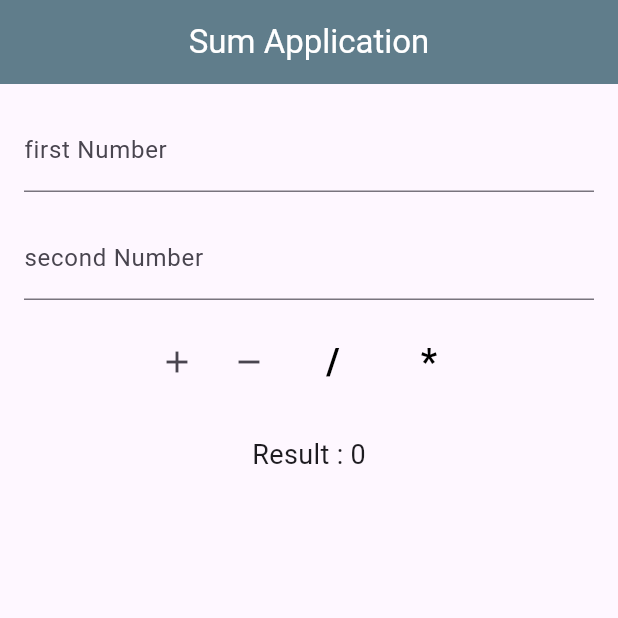
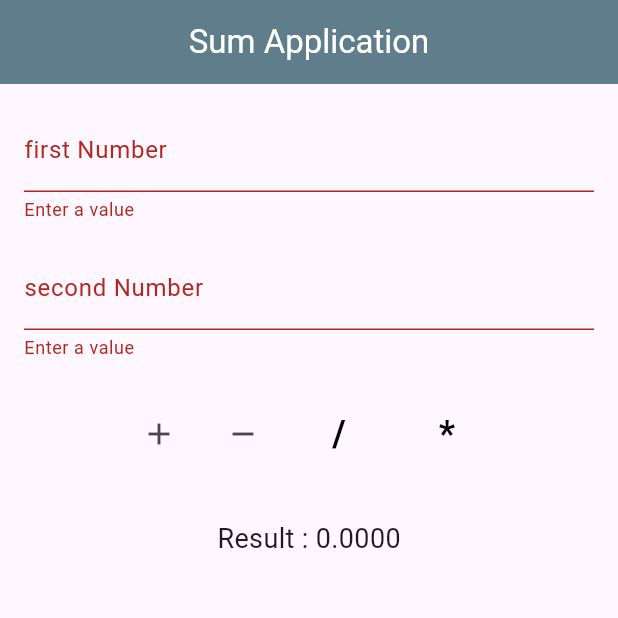
Before and after one commit to AlexMajumder/sum_app, a Flutter app: the screen it shows after launch, after a tap on the "add" icon, on a phone screen of 412 x 824 dp, the top half of it. Run offline on Flutter 3.47's test engine with Material 3 defaults, Android fonts, the phone set to English and light mode, and no system bars.

Commit message:
done ass class

```diff
--- a/lib/home_screen.dart
+++ b/lib/home_screen.dart
@@ -1,7 +1,5 @@
-
-import 'dart:ffi';
-import 'dart:nativewrappers/_internal/vm/lib/core_patch.dart';
 import 'package:flutter/material.dart';
+import 'dart:core';
 
 class HomeScreeen extends StatefulWidget {
   const HomeScreeen({super.key});
@@ -11,72 +9,164 @@ class HomeScreeen extends StatefulWidget {
 }
 
 class _HomeScreeenState extends State<HomeScreeen> {
+  final TextEditingController _firstNumberTEcontroller =
+      TextEditingController();
+  final TextEditingController _secondNumberTEcontroller =
+      TextEditingController();
 
-  final TextEditingController _firstNumberTEcontroller = TextEditingController();
-  final TextEditingController _secondNumberTEcontroller = TextEditingController();
+  final GlobalKey<FormState> _formKey = GlobalKey<FormState>();
 
-  var _result = 0 ;
-
+  double _result = 0;
 
   @override
   Widget build(BuildContext context) {
     return Scaffold(
       appBar: AppBar(
-        title: const Text('Sum Application',style: TextStyle(color: Colors.white)),
+        title: const Text('Sum Application',
+            style: TextStyle(color: Colors.white)),
         backgroundColor: Colors.blueGrey,
         centerTitle: true,
-      ),body: Padding(
+      ),
+      body: Padding(
         padding: const EdgeInsets.all(16),
+        child: Form(
+          key: _formKey,
           child: Column(
             children: [
-
-          TextField(
+              TextFormField(
                 controller: _firstNumberTEcontroller,
                 keyboardType: TextInputType.number,
                 decoration: const InputDecoration(
-              hintText: 'first Number',
-              labelText: 'first Number'
-            ),
+                    hintText: 'first Number', labelText: 'first Number'),
+                validator: (String? value){
+                  if(value== null || value.isEmpty){
+                    return 'Enter a value';
+                  }
+                  return null;
+                },
               ),
               const SizedBox(height: 16),
-          TextField(
+              TextFormField(
                 controller: _secondNumberTEcontroller,
                 keyboardType: TextInputType.number,
                 decoration: const InputDecoration(
-                hintText: 'second Number',
-                labelText: 'second Number'
-            ),
+                    hintText: 'second Number', labelText: 'second Number'),
+                validator: (String? value){
+
+                  if(value?.isEmpty ?? true){
+                    return 'Enter a value';
+                  }
+                  return null;
+                },
               ),
               const SizedBox(height: 16),
-          Row(
-              mainAxisAlignment: MainAxisAlignment.center,
-            children: [
-            IconButton(onPressed: () {}, icon: const Icon(Icons.add)),
-            IconButton(onPressed: () {}, icon: const Icon(Icons.remove)),
-            TextButton(onPressed: () {}, child: const Text('/',style: TextStyle(
-              color: Colors.black,
-              fontWeight: FontWeight.bold,
-              fontSize: 24
-            ),)),
-            TextButton(onPressed: () {}, child: const Text('*',style: TextStyle(
-                color: Colors.black,
-                fontWeight: FontWeight.bold,
-                fontSize: 24
-            ),)),
-          ],),
-
-          const SizedBox(height: 24,),
-
-          Text('Result : $_result',style: TextStyle(
+              _buildButtonBar(),
+              const SizedBox(
+                height: 24,
+              ),
+              Text(
+                'Result : ${_result.toStringAsFixed(4)}', // to define how many word limit... like 5.00 or 5.0000
+                style: TextStyle(
                   fontSize: 18,
-          ),)
-
-
-
-
+                ),
+              )
             ],
+          ),
         ),
       ),
     );
   }
+
+//Widget Method Extraction********
+  Widget _buildButtonBar() {
+    return ButtonBar(
+      alignment: MainAxisAlignment.center,
+      children: [
+        IconButton(onPressed: _onTapAddButton, icon: const Icon(Icons.add)),
+        IconButton(
+            onPressed: _onTapSubtractButton, icon: const Icon(Icons.remove)),
+        TextButton(
+            onPressed: _onTapDivideButton,
+            child: const Text(
+              '/',
+              style: TextStyle(
+                  color: Colors.black,
+                  fontWeight: FontWeight.bold,
+                  fontSize: 24),
+            )),
+        TextButton(
+            onPressed: _onTapMultiplyButton,
+            child: const Text(
+              '*',
+              style: TextStyle(
+                  color: Colors.black,
+                  fontWeight: FontWeight.bold,
+                  fontSize: 24),
+            )),
+      ],
+    );
   }
+
+  void _onTapAddButton() {
+
+    if (_formKey.currentState!.validate()) {// Get force to Enter value and give warning
+      double firstNum = double.tryParse(_firstNumberTEcontroller.text) ?? 0;
+      double secondNum = double.tryParse(_secondNumberTEcontroller.text) ?? 0;
+      _result = firstNum + secondNum;
+      setState(() {});
+    }
+  }
+
+  void _onTapSubtractButton() {
+    if (_formKey.currentState!.validate() == false) {
+      return; // return warning
+    }
+    double firstNum = double.tryParse(_firstNumberTEcontroller.text) ?? 0;
+    double secondNum = double.tryParse(_secondNumberTEcontroller.text) ?? 0;
+
+    _result = firstNum - secondNum;
+    setState(() {});
+  }
+
+  void _onTapDivideButton() {
+    if (_formKey.currentState!.validate() == false) {
+      return;
+    }
+    double firstNum = double.tryParse(_firstNumberTEcontroller.text) ?? 0;
+    double secondNum = double.tryParse(_secondNumberTEcontroller.text) ?? 0;
+
+    _result = firstNum / secondNum;
+    setState(() {});
+  }
+
+  void _onTapMultiplyButton() {
+
+    if (_formKey.currentState!.validate() == false) {
+      return;
+    }
+
+    double firstNum = double.tryParse(_firstNumberTEcontroller.text) ?? 0;
+    double secondNum = double.tryParse(_secondNumberTEcontroller.text) ?? 0;
+
+    _result = firstNum * secondNum;
+    setState(() {});
+  }
+
+  bool _validateTextField() {
+    if (_firstNumberTEcontroller.text.isEmpty) {
+      return false;
+    }
+    if (_secondNumberTEcontroller.text.isEmpty) {
+      return false;
+    }
+    return true;
+  }
+
+  @override
+  void dispose() {
+    _firstNumberTEcontroller.dispose();
+    _secondNumberTEcontroller.dispose();
+    super.dispose();
+  }
+
+}
--- a/lib/sum_app.dart
+++ b/lib/sum_app.dart
@@ -6,6 +6,7 @@ class SumApp extends StatelessWidget {
 
   @override
   Widget build(BuildContext context) {
+    double _result = 0;
     return const MaterialApp(
       home: HomeScreeen(),
     );
```
Lines whose indentation alone changed are shown as unchanged.
